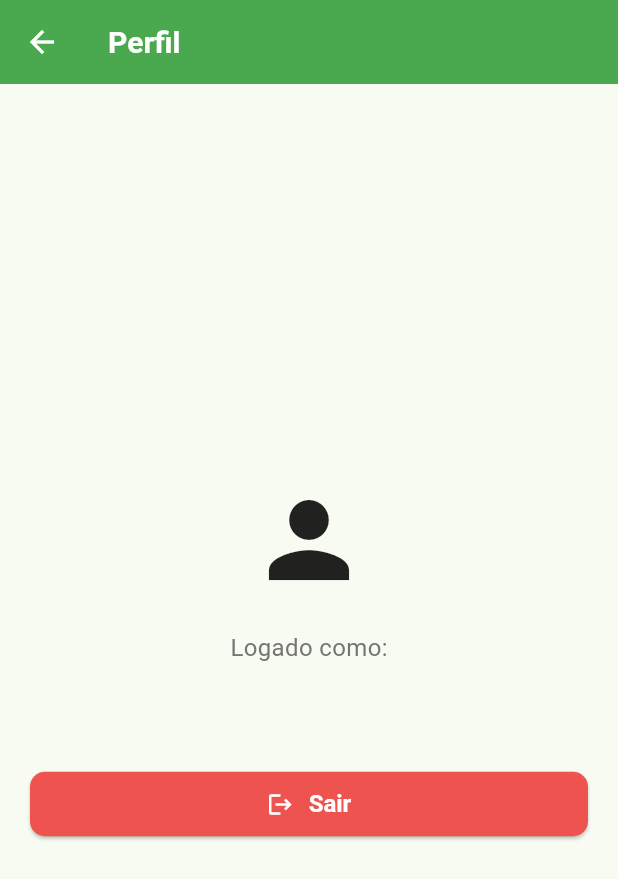
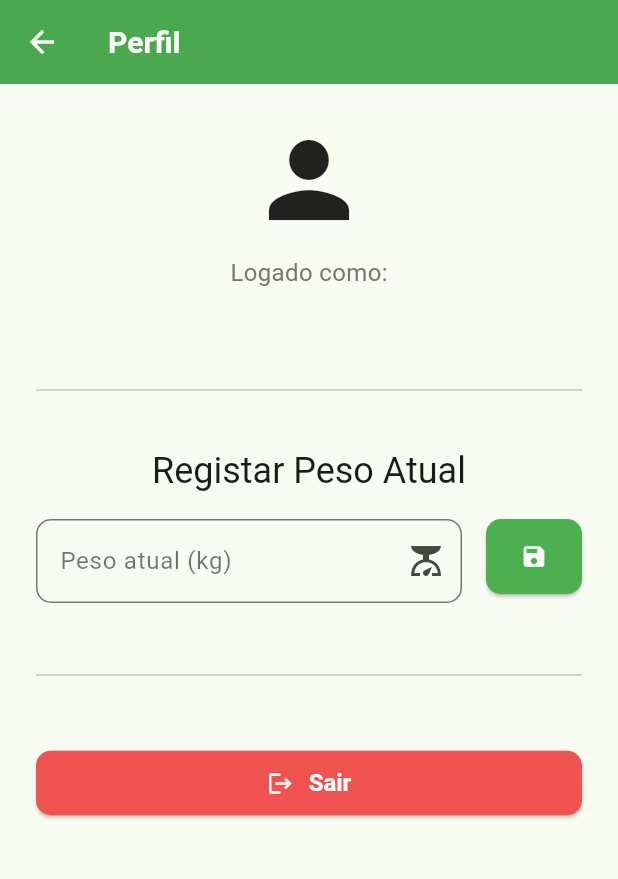
Before and after one commit to pcezars/nutrisnap, a Flutter app: the PerfilPage screen opened directly, on a phone screen of 412 x 824 dp. Shown: the top 879 px of the screen. Run offline on Flutter 3.47's test engine with Material 3 defaults, Android fonts, the light colour scheme and no system bars; our stand-ins replace cloud_firestore, firebase_auth, firebase_core, firebase_storage, flutter_markdown, google_generative_ai and 1 more; missing offline and left inert: firebase_ui_auth; accounts and stored records are empty.

Commit message:
Fase 5: Módulo 4 (Parte 1) - Implementa registo de peso no perfil

```diff
--- a/lib/pages/perfil_page.dart
+++ b/lib/pages/perfil_page.dart
@@ -1,36 +1,94 @@
 // lib/pages/perfil_page.dart
+import 'package:cloud_firestore/cloud_firestore.dart';
 import 'package:firebase_auth/firebase_auth.dart';
 import 'package:flutter/material.dart';
 
-class PerfilPage extends StatelessWidget {
-  PerfilPage({super.key});
+// MODIFICADO: Convertido para StatefulWidget
+class PerfilPage extends StatefulWidget {
+  const PerfilPage({super.key});
 
-  // Pega o usuário logado
+  @override
+  State<PerfilPage> createState() => _PerfilPageState();
+}
+
+class _PerfilPageState extends State<PerfilPage> {
   final User? currentUser = FirebaseAuth.instance.currentUser;
 
-  // Função de Logout
+  // NOVO: Controladores e estado para o novo formulário
+  final _pesoController = TextEditingController();
+  final _formKey = GlobalKey<FormState>();
+  bool _isLoading = false;
+
   void logout() {
     FirebaseAuth.instance.signOut();
+  }
+
+  // NOVO: Função para salvar o peso atual
+  Future<void> _salvarPesoAtual() async {
+    // 1. Validar o formulário
+    if (!_formKey.currentState!.validate()) {
+      return;
+    }
+    if (currentUser == null) return;
+
+    // 2. Converter o peso
+    final double? peso = double.tryParse(_pesoController.text.replaceAll(',', '.'));
+    if (peso == null || peso <= 0) {
+      ScaffoldMessenger.of(context).showSnackBar(
+        const SnackBar(content: Text("Por favor, insira um peso válido.")),
+      );
+      return;
+    }
+
+    setState(() { _isLoading = true; });
+
+    try {
+      // 3. Salvar na nova subcoleção
+      await FirebaseFirestore.instance
+          .collection('usuarios')
+          .doc(currentUser!.uid)
+          .collection('historicoPeso') // A nossa nova coleção de histórico
+          .add({
+        'peso': peso,
+        'timestamp': FieldValue.serverTimestamp(),
+      });
+
+      if (mounted) {
+        ScaffoldMessenger.of(context).showSnackBar(
+          const SnackBar(content: Text("Peso salvo com sucesso! ⚖️")),
+        );
+        _pesoController.clear(); // Limpa o campo
+      }
+
+    } catch (e) {
+      print("Erro ao salvar peso: $e");
+      if (mounted) {
+        ScaffoldMessenger.of(context).showSnackBar(
+          SnackBar(content: Text("Erro ao salvar peso: $e")),
+        );
+      }
+    } finally {
+      if (mounted) { setState(() { _isLoading = false; }); }
+    }
   }
 
   @override
   Widget build(BuildContext context) {
     return Scaffold(
-      // AppBar separada para a tela de Perfil
       appBar: AppBar(
         title: const Text("Perfil"),
       ),
-      body: Center(
+      // MODIFICADO: Envolvido num SingleChildScrollView
+      body: SingleChildScrollView(
+        child: Center(
           child: Padding(
-          padding: const EdgeInsets.all(20.0),
+            padding: const EdgeInsets.all(24.0),
             child: Column(
               mainAxisAlignment: MainAxisAlignment.center,
               children: [
-              // Ícone do perfil
+                // --- Secção de Informações (Como antes) ---
                 const Icon(Icons.person, size: 80),
-              const SizedBox(height: 20),
-
-              // E-mail do usuário
+                const SizedBox(height: 10),
                 Text(
                   "Logado como:",
                   style: TextStyle(fontSize: 16, color: Colors.grey[600]),
@@ -39,12 +97,65 @@ class PerfilPage extends StatelessWidget {
                   currentUser?.email ?? 'E-mail não encontrado',
                   style: const TextStyle(fontSize: 20, fontWeight: FontWeight.bold),
                 ),
+                const SizedBox(height: 30),
+
+                const Divider(),
+                const SizedBox(height: 30),
+
+                // --- NOVO: Secção de Registo de Peso ---
+                Text(
+                  "Registar Peso Atual",
+                  style: Theme.of(context).textTheme.headlineSmall,
+                ),
+                const SizedBox(height: 16),
+                Form(
+                  key: _formKey,
+                  child: Row(
+                    crossAxisAlignment: CrossAxisAlignment.start,
+                    children: [
+                      // O Campo de Texto
+                      Expanded(
+                        child: TextFormField(
+                          controller: _pesoController,
+                          decoration: const InputDecoration(
+                            labelText: "Peso atual (kg)",
+                            suffixIcon: Icon(Icons.scale),
+                          ),
+                          keyboardType: const TextInputType.numberWithOptions(decimal: true),
+                          validator: (value) {
+                            if (value == null || value.isEmpty) {
+                              return 'Obrigatório';
+                            }
+                            final n = double.tryParse(value.replaceAll(',', '.'));
+                            if (n == null || n <= 0) {
+                              return 'Peso inválido';
+                            }
+                            return null;
+                          },
+                        ),
+                      ),
+                      const SizedBox(width: 16),
+                      // O Botão Salvar
+                      ElevatedButton(
+                        onPressed: _isLoading ? null : _salvarPesoAtual,
+                        style: ElevatedButton.styleFrom(
+                          padding: const EdgeInsets.symmetric(vertical: 16),
+                        ),
+                        child: _isLoading
+                          ? const SizedBox(width: 24, height: 24, child: CircularProgressIndicator(color: Colors.white))
+                          : const Icon(Icons.save),
+                      ),
+                    ],
+                  ),
+                ),
+
+                const SizedBox(height: 40),
+                const Divider(),
                 const SizedBox(height: 40),
 
-              // Botão de Sair (agora no lugar certo)
+                // --- Secção de Logout (Como antes) ---
                 ElevatedButton(
                   onPressed: logout,
-                // Deixa o botão vermelho para indicar uma ação de "saída"
                   style: ElevatedButton.styleFrom(
                     backgroundColor: Colors.red[400],
                   ),
@@ -61,6 +172,7 @@ class PerfilPage extends StatelessWidget {
             ),
           ),
         ),
+      ),
     );
   }
 }
--- a/pubspec.yaml
+++ b/pubspec.yaml
@@ -45,6 +45,7 @@ dependencies:
   image_picker: ^1.1.2 # Pacote para acessar a câmera e galeria
   google_generative_ai: ^0.4.7
   flutter_markdown: ^0.7.3
+  fl_chart: ^0.68.0
 
   # The following adds the Cupertino Icons font to your application.
   # Use with the CupertinoIcons class for iOS style icons.
```
Also changed, not shown: pubspec.lock. Lines whose indentation alone changed are shown as unchanged.
